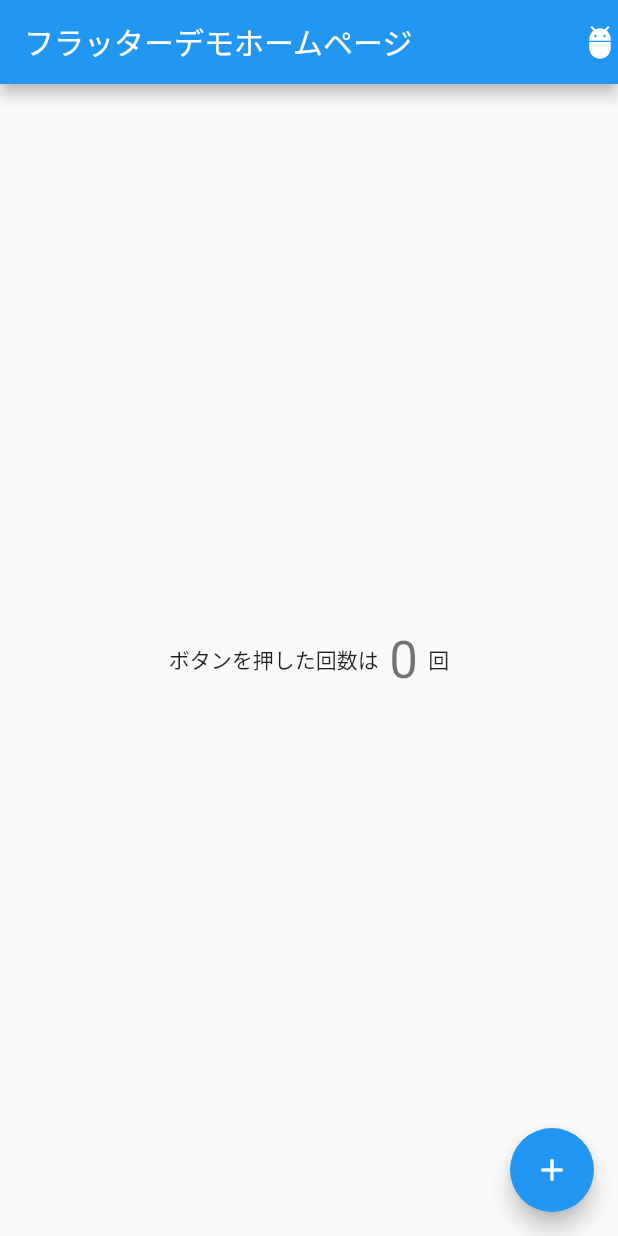
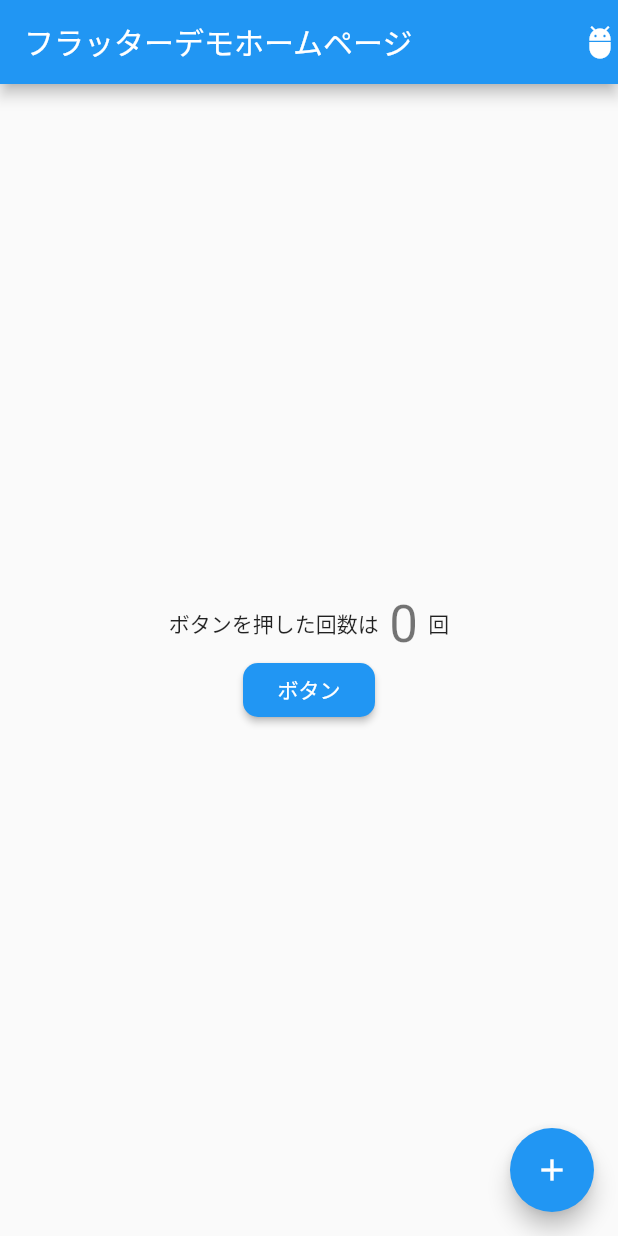
Before and after one commit to NorthPaddy/flutter_demo_app, a Flutter app: the screen it shows after launch, on a phone screen of 412 x 824 dp. Run offline on Flutter 3.47's test engine with Material 2 defaults, Android fonts, the phone set to English and light mode, and no system bars.

Commit message:
RaisedButtonをカウントアップボタンに変更#8

```diff
--- a/lib/main.dart
+++ b/lib/main.dart
@@ -64,12 +64,21 @@ class _MyHomePageState extends State<MyHomePage> {
                   '  回',
                 ),
               ],
-            )
+            ),
+             RaisedButton(
+              child: Text('ボタン'),
+              color: Colors.blue,
+              textColor: Colors.white,
+              shape: RoundedRectangleBorder(
+                borderRadius: BorderRadius.circular(10),
+              ),
+              onPressed: _incrementCounter,
+            ),
           ]
         ),
       ),
       floatingActionButton: FloatingActionButton(
-        onPressed: _incrementCounter,
+        // onPressed: _incrementCounter,
         tooltip: 'Increment',
         child: Icon(Icons.add),
       ),
```
